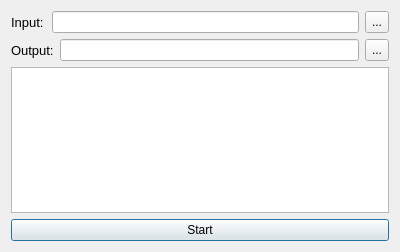
The window that snowmainwnd.ui (penguin806/BEYONDGBrowsePreprocessor) describes before a commit, drawn with Qt 5.
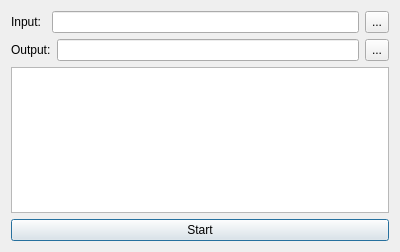
The same window after the commit.

```diff
--- a/snowmainwnd.ui
+++ b/snowmainwnd.ui
@@ -37,7 +37,7 @@
          </property>
          <property name="font">
           <font>
-           <pointsize>10</pointsize>
+           <pointsize>9</pointsize>
           </font>
          </property>
          <property name="text">
@@ -88,7 +88,7 @@
          </property>
          <property name="font">
           <font>
-           <pointsize>10</pointsize>
+           <pointsize>9</pointsize>
           </font>
          </property>
          <property name="text">
@@ -99,7 +99,7 @@
        <item>
         <widget class="QLineEdit" name="lineEdit_OutputFilePath">
          <property name="sizePolicy">
-          <sizepolicy hsizetype="Expanding" vsizetype="Fixed">
+          <sizepolicy hsizetype="Expanding" vsizetype="Preferred">
            <horstretch>0</horstretch>
            <verstretch>0</verstretch>
           </sizepolicy>
```
Left out of the diff: 2 changed lines with no effect on the pictures.
